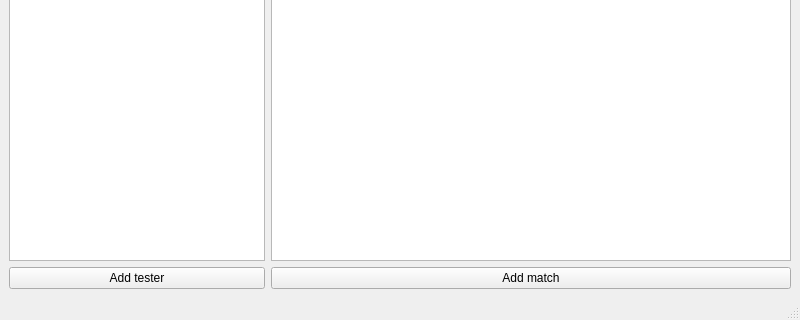
Above: UI/painter.ui from gregersn/gensplorer before the change; both pictures show x 0 to 800 and y 280 to 600 of the 800 by 600 pixel window. Below: the same form after it.
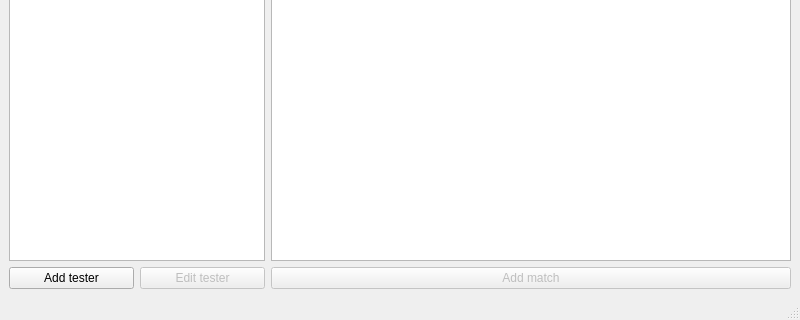
That is the form after the change.

```diff
--- a/UI/painter.ui
+++ b/UI/painter.ui
@@ -41,12 +41,26 @@
          <widget class="QListView" name="listTesters"/>
         </item>
         <item>
+         <layout class="QHBoxLayout" name="horizontalLayout_3">
+          <item>
          <widget class="QPushButton" name="btnAddTester">
           <property name="text">
            <string>Add tester</string>
           </property>
          </widget>
         </item>
+          <item>
+           <widget class="QPushButton" name="btnEditTester">
+            <property name="enabled">
+             <bool>false</bool>
+            </property>
+            <property name="text">
+             <string>Edit tester</string>
+            </property>
+           </widget>
+          </item>
+         </layout>
+        </item>
        </layout>
       </item>
       <item>
@@ -56,6 +70,9 @@
         </item>
         <item>
          <widget class="QPushButton" name="btnAddMatch">
+          <property name="enabled">
+           <bool>false</bool>
+          </property>
           <property name="text">
            <string>Add match</string>
           </property>
```
Lines whose indentation alone changed are shown as unchanged.
